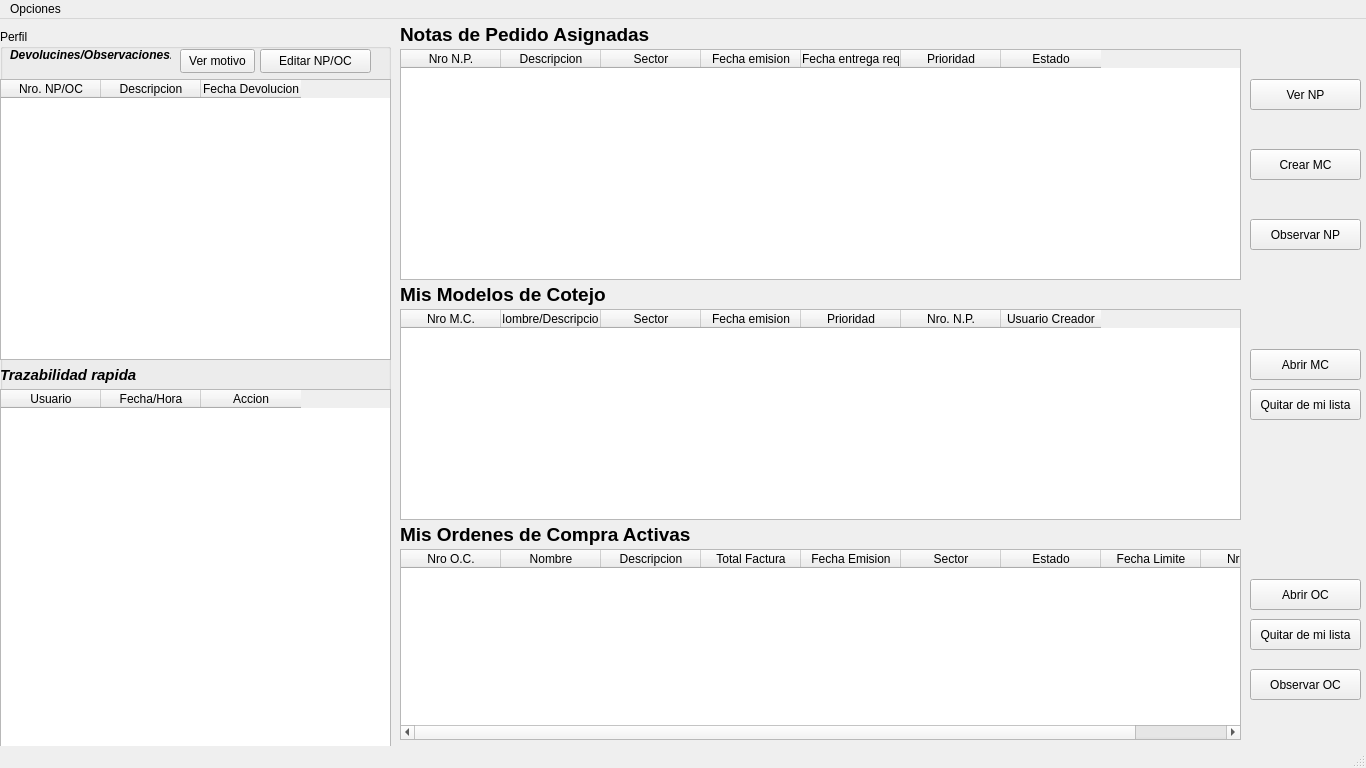
The window that pantallaComprador.ui (AyeQuinteros15/DemoPracticas) describes before a commit, drawn with Qt 5.
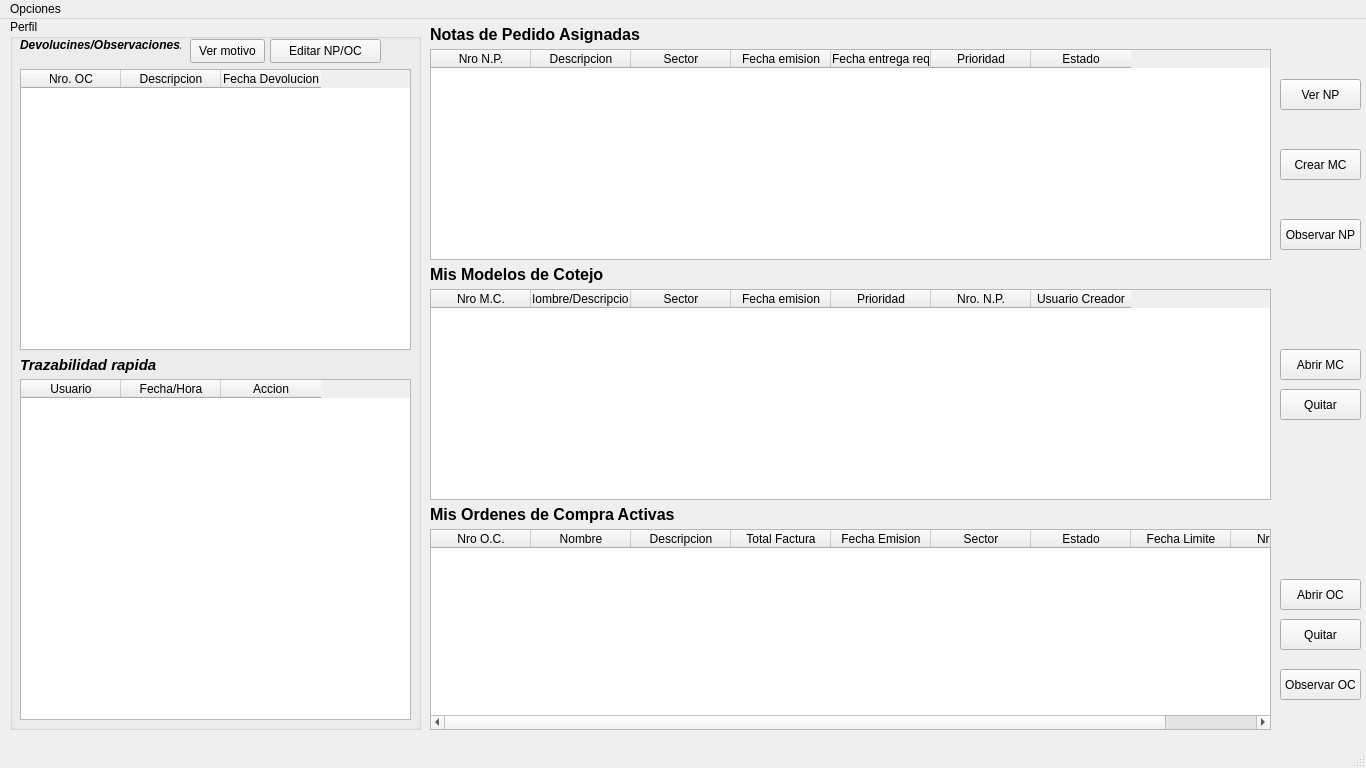
The same window after the commit.

Diff of the .ui file:
```diff
--- a/pantallaComprador.ui
+++ b/pantallaComprador.ui
@@ -29,10 +29,10 @@
    <widget class="QGroupBox" name="groupBox">
     <property name="geometry">
      <rect>
-      <x>0</x>
-      <y>10</y>
-      <width>391</width>
-      <height>721</height>
+      <x>10</x>
+      <y>0</y>
+      <width>411</width>
+      <height>711</height>
      </rect>
     </property>
     <property name="title">
@@ -41,10 +41,10 @@
     <widget class="QTableWidget" name="tablaDetallesEstado">
      <property name="geometry">
       <rect>
-       <x>0</x>
+       <x>10</x>
        <y>360</y>
        <width>391</width>
-       <height>361</height>
+       <height>341</height>
       </rect>
      </property>
      <column>
@@ -66,9 +66,9 @@
     <widget class="QLabel" name="label_5">
      <property name="geometry">
       <rect>
-       <x>0</x>
+       <x>10</x>
        <y>330</y>
-       <width>301</width>
+       <width>151</width>
        <height>31</height>
       </rect>
      </property>
@@ -86,7 +86,7 @@
     <widget class="QTableWidget" name="tablaObservaciones">
      <property name="geometry">
       <rect>
-       <x>0</x>
+       <x>10</x>
        <y>50</y>
        <width>391</width>
        <height>281</height>
@@ -94,7 +94,7 @@
      </property>
      <column>
       <property name="text">
-       <string>Nro. NP/OC</string>
+       <string>Nro. OC</string>
       </property>
      </column>
      <column>
@@ -158,10 +158,10 @@
    <widget class="QTableWidget" name="tablaNPasignadasC">
     <property name="geometry">
      <rect>
-      <x>400</x>
+      <x>430</x>
       <y>30</y>
       <width>841</width>
-      <height>231</height>
+      <height>211</height>
      </rect>
     </property>
     <column>
@@ -203,7 +203,7 @@
    <widget class="QLabel" name="label_2">
     <property name="geometry">
      <rect>
-      <x>400</x>
+      <x>430</x>
       <y>0</y>
       <width>301</width>
       <height>31</height>
@@ -211,7 +211,7 @@
     </property>
     <property name="font">
      <font>
-      <pointsize>14</pointsize>
+      <pointsize>12</pointsize>
       <bold>true</bold>
      </font>
     </property>
@@ -222,9 +222,9 @@
    <widget class="QPushButton" name="btnVerNP_C">
     <property name="geometry">
      <rect>
-      <x>1250</x>
+      <x>1280</x>
       <y>60</y>
-      <width>111</width>
+      <width>81</width>
       <height>31</height>
      </rect>
     </property>
@@ -235,9 +235,9 @@
    <widget class="QPushButton" name="btnCrearMC_C">
     <property name="geometry">
      <rect>
-      <x>1250</x>
+      <x>1280</x>
       <y>130</y>
-      <width>111</width>
+      <width>81</width>
       <height>31</height>
      </rect>
     </property>
@@ -248,8 +248,8 @@
    <widget class="QTableWidget" name="tablaMCactivosRC">
     <property name="geometry">
      <rect>
-      <x>400</x>
-      <y>290</y>
+      <x>430</x>
+      <y>270</y>
       <width>841</width>
       <height>211</height>
      </rect>
@@ -293,15 +293,15 @@
    <widget class="QLabel" name="label_3">
     <property name="geometry">
      <rect>
-      <x>400</x>
-      <y>260</y>
-      <width>301</width>
+      <x>430</x>
+      <y>240</y>
+      <width>191</width>
       <height>31</height>
      </rect>
     </property>
     <property name="font">
      <font>
-      <pointsize>14</pointsize>
+      <pointsize>12</pointsize>
       <bold>true</bold>
      </font>
     </property>
@@ -312,9 +312,9 @@
    <widget class="QPushButton" name="btnAbrirMC_C">
     <property name="geometry">
      <rect>
-      <x>1250</x>
+      <x>1280</x>
       <y>330</y>
-      <width>111</width>
+      <width>81</width>
       <height>31</height>
      </rect>
     </property>
@@ -325,10 +325,10 @@
    <widget class="QTableWidget" name="tablaOCactivasRC">
     <property name="geometry">
      <rect>
-      <x>400</x>
-      <y>530</y>
+      <x>430</x>
+      <y>510</y>
       <width>841</width>
-      <height>191</height>
+      <height>201</height>
      </rect>
     </property>
     <column>
@@ -380,15 +380,15 @@
    <widget class="QLabel" name="label_4">
     <property name="geometry">
      <rect>
-      <x>400</x>
-      <y>500</y>
+      <x>430</x>
+      <y>480</y>
       <width>301</width>
       <height>31</height>
      </rect>
     </property>
     <property name="font">
      <font>
-      <pointsize>14</pointsize>
+      <pointsize>12</pointsize>
       <bold>true</bold>
      </font>
     </property>
@@ -399,9 +399,9 @@
    <widget class="QPushButton" name="btnAbrirMC_RC_2">
     <property name="geometry">
      <rect>
-      <x>1250</x>
+      <x>1280</x>
       <y>560</y>
-      <width>111</width>
+      <width>81</width>
       <height>31</height>
      </rect>
     </property>
@@ -412,35 +412,35 @@
    <widget class="QPushButton" name="btnQuitarOC_C">
     <property name="geometry">
      <rect>
-      <x>1250</x>
+      <x>1280</x>
       <y>600</y>
-      <width>111</width>
+      <width>81</width>
       <height>31</height>
      </rect>
     </property>
     <property name="text">
-     <string>Quitar de mi lista</string>
+     <string>Quitar</string>
     </property>
    </widget>
    <widget class="QPushButton" name="btnQuitarMC_C">
     <property name="geometry">
      <rect>
-      <x>1250</x>
+      <x>1280</x>
       <y>370</y>
-      <width>111</width>
+      <width>81</width>
       <height>31</height>
      </rect>
     </property>
     <property name="text">
-     <string>Quitar de mi lista</string>
+     <string>Quitar</string>
     </property>
    </widget>
    <widget class="QPushButton" name="btnObservarNP">
     <property name="geometry">
      <rect>
-      <x>1250</x>
+      <x>1280</x>
       <y>200</y>
-      <width>111</width>
+      <width>81</width>
       <height>31</height>
      </rect>
     </property>
@@ -451,9 +451,9 @@
    <widget class="QPushButton" name="btnObservarOC">
     <property name="geometry">
      <rect>
-      <x>1250</x>
+      <x>1280</x>
       <y>650</y>
-      <width>111</width>
+      <width>81</width>
       <height>31</height>
      </rect>
     </property>
```
Left out of the diff: 14 changed lines with no effect on the pictures.
